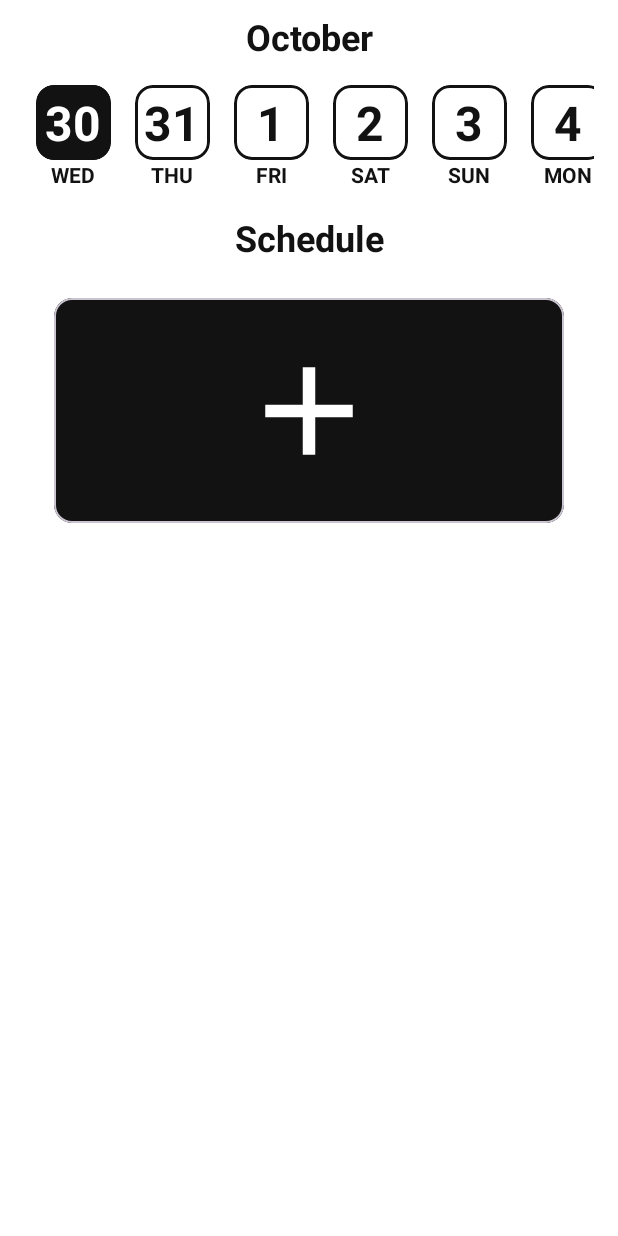
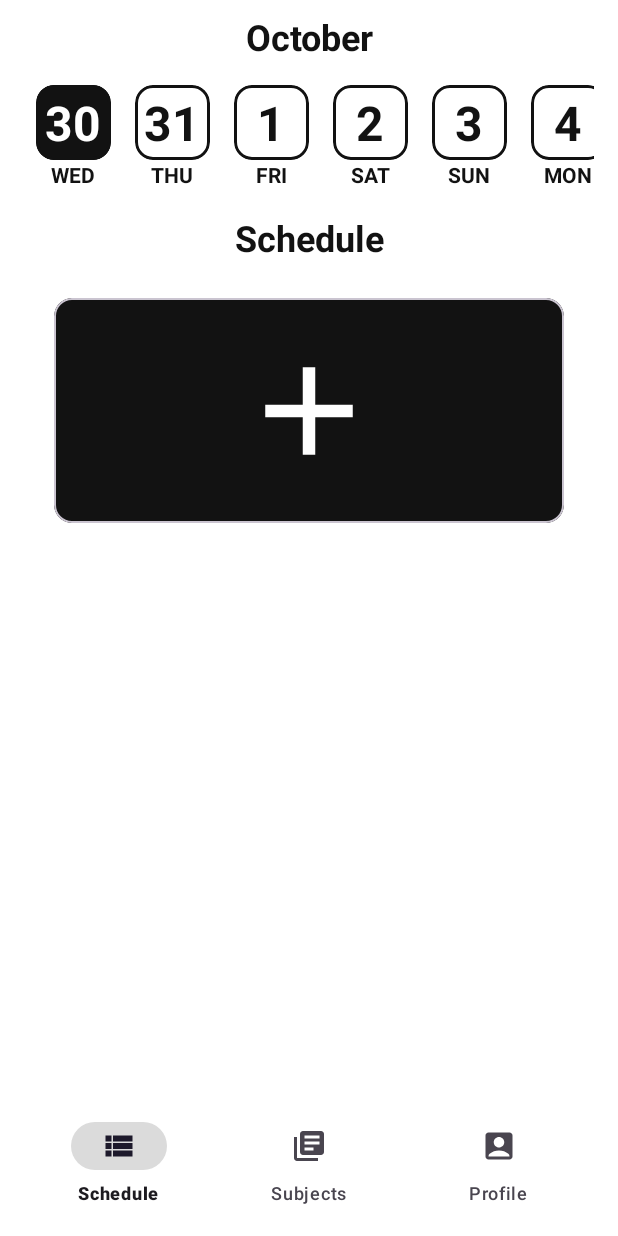
Before and after one commit to rbdmazur/AndroidAppSchedule, an Android app built with Jetpack Compose: the screen it shows after launch (MainActivity), after a tap on "Get Started!", on a phone screen of 412 x 824 dp. Run offline under Robolectric (Android 15) with nearby library versions, the phone set to English and light mode, and no system bars; our stand-ins replace Room's generated code, navigation-ui.

Commit message:
Bottom Navigation View was added

```diff
--- a/app/src/main/java/com/example/schedule/MainActivity.kt
+++ b/app/src/main/java/com/example/schedule/MainActivity.kt
@@ -5,10 +5,33 @@ import androidx.activity.enableEdgeToEdge
 import androidx.appcompat.app.AppCompatActivity
 import androidx.core.view.ViewCompat
 import androidx.core.view.WindowInsetsCompat
+import androidx.core.view.isVisible
+import androidx.navigation.fragment.NavHostFragment
+import androidx.navigation.ui.setupWithNavController
+import com.example.schedule.databinding.ActivityMainBinding
 
 class MainActivity : AppCompatActivity() {
+
+    private var _binding: ActivityMainBinding? = null
+    private val binding: ActivityMainBinding
+        get() = checkNotNull(_binding)
+
     override fun onCreate(savedInstanceState: Bundle?) {
         super.onCreate(savedInstanceState)
-        setContentView(R.layout.activity_main)
+        _binding = ActivityMainBinding.inflate(layoutInflater)
+
+        setContentView(binding.root)
+
+        val host =
+            supportFragmentManager.findFragmentById(R.id.nav_host_fragment_container) as NavHostFragment
+        val navController = host.navController
+
+        val navView = binding.bottomNavView
+
+        navView.setupWithNavController(navController)
+
+        navController.addOnDestinationChangedListener {_, _, arguments ->
+            navView.isVisible = arguments?.getBoolean("hideAppBar", false) != true
+        }
     }
 }
--- /dev/null
+++ b/app/src/main/res/drawable/nav_bar_corner.xml
@@ -0,0 +1,6 @@
+<?xml version="1.0" encoding="UTF-8"?>
+<shape xmlns:android="http://schemas.android.com/apk/res/android"
+    android:shape="rectangle" >
+    <solid android:color="@color/white" />
+    <corners android:radius="20dp" />
+</shape>
--- /dev/null
+++ b/app/src/main/res/drawable/profile_24.xml
@@ -0,0 +1,5 @@
+<vector xmlns:android="http://schemas.android.com/apk/res/android" android:autoMirrored="true" android:height="24dp" android:tint="#FEFEFE" android:viewportHeight="24" android:viewportWidth="24" android:width="24dp">
+
+    <path android:fillColor="@android:color/white" android:pathData="M19,3H5C3.9,3 3,3.9 3,5v14c0,1.1 0.9,2 2,2h14c1.1,0 2,-0.9 2,-2V5C21,3.9 20.1,3 19,3zM12,6c1.93,0 3.5,1.57 3.5,3.5c0,1.93 -1.57,3.5 -3.5,3.5s-3.5,-1.57 -3.5,-3.5C8.5,7.57 10.07,6 12,6zM19,19H5v-0.23c0,-0.62 0.28,-1.2 0.76,-1.58C7.47,15.82 9.64,15 12,15s4.53,0.82 6.24,2.19c0.48,0.38 0.76,0.97 0.76,1.58V19z"/>
+
+</vector>
--- /dev/null
+++ b/app/src/main/res/drawable/schedule_24.xml
@@ -0,0 +1,5 @@
+<vector xmlns:android="http://schemas.android.com/apk/res/android" android:autoMirrored="true" android:height="24dp" android:tint="#FEFEFE" android:viewportHeight="24" android:viewportWidth="24" android:width="24dp">
+
+    <path android:fillColor="@android:color/white" android:pathData="M3,14h4v-4H3V14zM3,19h4v-4H3V19zM3,9h4V5H3V9zM8,14h13v-4H8V14zM8,19h13v-4H8V19zM8,5v4h13V5H8z"/>
+
+</vector>
--- /dev/null
+++ b/app/src/main/res/drawable/subjects_24.xml
@@ -0,0 +1,5 @@
+<vector xmlns:android="http://schemas.android.com/apk/res/android" android:autoMirrored="true" android:height="24dp" android:tint="#FEFEFE" android:viewportHeight="24" android:viewportWidth="24" android:width="24dp">
+
+    <path android:fillColor="@android:color/white" android:pathData="M4,6L2,6v14c0,1.1 0.9,2 2,2h14v-2L4,20L4,6zM20,2L8,2c-1.1,0 -2,0.9 -2,2v12c0,1.1 0.9,2 2,2h12c1.1,0 2,-0.9 2,-2L22,4c0,-1.1 -0.9,-2 -2,-2zM19,11L9,11L9,9h10v2zM15,15L9,15v-2h6v2zM19,7L9,7L9,5h10v2z"/>
+
+</vector>
--- a/app/src/main/res/layout/activity_main.xml
+++ b/app/src/main/res/layout/activity_main.xml
@@ -1,12 +1,37 @@
 <?xml version="1.0" encoding="utf-8"?>
-<androidx.fragment.app.FragmentContainerView xmlns:android="http://schemas.android.com/apk/res/android"
+<androidx.constraintlayout.widget.ConstraintLayout xmlns:android="http://schemas.android.com/apk/res/android"
     xmlns:app="http://schemas.android.com/apk/res-auto"
     xmlns:tools="http://schemas.android.com/tools"
     android:id="@+id/main"
     android:layout_width="match_parent"
     android:layout_height="match_parent"
-    android:name="androidx.navigation.fragment.NavHostFragment"
-    app:defaultNavHost="true"
-    app:navGraph="@navigation/nav_graph"
-    tools:context=".MainActivity"/>
+    tools:context=".MainActivity">
+
+    <androidx.fragment.app.FragmentContainerView
+        android:id="@+id/nav_host_fragment_container"
+        android:name="androidx.navigation.fragment.NavHostFragment"
+        android:layout_width="match_parent"
+        android:layout_height="match_parent"
+        app:defaultNavHost="true"
+        app:layout_constraintBottom_toTopOf="@id/bottom_nav_view"
+        app:layout_constraintEnd_toEndOf="parent"
+        app:layout_constraintStart_toStartOf="parent"
+        app:layout_constraintTop_toTopOf="parent"
+        app:navGraph="@navigation/nav_graph" />
+
+    <com.google.android.material.bottomnavigation.BottomNavigationView
+        android:id="@+id/bottom_nav_view"
+        android:layout_width="0dp"
+        android:layout_height="wrap_content"
+        app:layout_constraintBottom_toBottomOf="parent"
+        app:layout_constraintEnd_toEndOf="parent"
+        app:layout_constraintStart_toStartOf="parent"
+        app:menu="@menu/bottom_nav_menu"
+        android:background="@drawable/nav_bar_corner"
+        android:layout_marginVertical="8dp"
+        android:layout_marginHorizontal="16dp"
+        app:itemRippleColor="@color/coal"
+        app:itemActiveIndicatorStyle="@style/ItemActiveIndicatorStyle"
+        android:elevation="10dp"/>
+</androidx.constraintlayout.widget.ConstraintLayout>
 <!--    android:name="androidx.navigation.fragment.NavHostFragment"-->
--- a/app/src/main/res/layout/fragment_profile.xml
+++ b/app/src/main/res/layout/fragment_profile.xml
@@ -17,11 +17,6 @@
             app:layout_constraintStart_toStartOf="parent"
             app:layout_constraintTop_toTopOf="parent" />
     </androidx.constraintlayout.widget.ConstraintLayout>
-    <View
-        android:layout_width="match_parent"
-        android:layout_height="1dp"
-        android:background="@color/coal"
-        android:layout_marginHorizontal="8dp"/>
     <TextView
         android:layout_width="match_parent"
         android:layout_height="wrap_content"
@@ -30,15 +25,11 @@
         android:textSize="24sp"
         android:textAlignment="center"
         android:layout_marginVertical="8dp"/>
-    <View
-        android:layout_width="match_parent"
-        android:layout_height="1dp"
-        android:background="@color/coal"
-        android:layout_marginHorizontal="8dp"/>
     <androidx.recyclerview.widget.RecyclerView
         android:id="@+id/schedules_list_recycler_view"
         android:layout_width="match_parent"
         android:layout_height="match_parent"
-        android:layout_marginTop="8dp"/>
+        android:layout_marginTop="8dp"
+        android:layout_marginHorizontal="8dp"/>
 
 </LinearLayout>
--- a/app/src/main/res/layout/fragment_subjects.xml
+++ b/app/src/main/res/layout/fragment_subjects.xml
@@ -12,21 +12,11 @@
         android:textAlignment="center"
         android:layout_marginVertical="8dp"
         android:textSize="24sp"/>
-    <View
-        android:layout_width="match_parent"
-        android:layout_height="2dp"
-        android:background="@color/coal"
-        android:layout_marginHorizontal="8dp"/>
     <androidx.recyclerview.widget.RecyclerView
         android:id="@+id/subjects_recycler_view"
         android:layout_width="match_parent"
         android:layout_height="wrap_content"
         android:layout_marginVertical="8dp"/>
-    <View
-        android:layout_width="match_parent"
-        android:layout_height="2dp"
-        android:background="@color/coal"
-        android:layout_marginHorizontal="8dp"/>
     <TextView
         android:layout_width="match_parent"
         android:layout_height="wrap_content"
@@ -35,6 +25,11 @@
         android:textSize="24sp"
         android:textAlignment="center"
         android:layout_marginVertical="8dp"/>
+<!--    <View-->
+<!--        android:layout_width="match_parent"-->
+<!--        android:layout_height="2dp"-->
+<!--        android:background="@color/coal"-->
+<!--        android:layout_marginHorizontal="8dp"/>-->
     <androidx.constraintlayout.widget.ConstraintLayout
         android:layout_width="match_parent"
         android:layout_height="match_parent"
--- a/app/src/main/res/layout/subject_card_item.xml
+++ b/app/src/main/res/layout/subject_card_item.xml
@@ -22,14 +22,12 @@
             android:id="@+id/subject_title_text_view"
             android:layout_width="match_parent"
             android:layout_height="match_parent"
-            android:textAlignment="inherit"
             tools:text="Fundamentals of intellectual property management"
             android:layout_marginEnd="32dp"
             android:paddingHorizontal="12dp"
             android:paddingVertical="16dp"
             android:textColor="@color/white"
-            android:textSize="12sp"
-            app:autoSizeTextType="uniform"/>
+            android:textSize="16sp"/>
 
     </com.google.android.material.card.MaterialCardView>
 
--- /dev/null
+++ b/app/src/main/res/menu/bottom_nav_menu.xml
@@ -0,0 +1,15 @@
+<?xml version="1.0" encoding="utf-8"?>
+<menu xmlns:android="http://schemas.android.com/apk/res/android">
+    <item
+        android:id="@+id/navigation_schedule"
+        android:title="@string/nav_menu_schedule"
+        android:icon="@drawable/schedule_24"/>
+    <item
+        android:id="@+id/navigation_subjects"
+        android:title="@string/nav_menu_subjects"
+        android:icon="@drawable/subjects_24"/>
+    <item
+        android:id="@+id/navigation_profile"
+        android:title="@string/nav_menu_profile"
+        android:icon="@drawable/profile_24"/>
+</menu>
--- a/app/src/main/res/navigation/nav_graph.xml
+++ b/app/src/main/res/navigation/nav_graph.xml
@@ -10,17 +10,23 @@
         android:name="com.example.schedule.startfragment.StartFragment"
         android:label="fragment_start"
         tools:layout="@layout/fragment_start" >
+        <argument
+            android:name="hideAppBar"
+            android:defaultValue="true"/>
         <action
             android:id="@+id/action_toEnter"
             app:destination="@id/enterFragment" />
         <action
             android:id="@+id/action_start_to_schedule"
-            app:destination="@id/scheduleFragment" />
+            app:destination="@id/navigation_schedule" />
     </fragment>
     <fragment
         android:id="@+id/enterFragment"
         android:name="com.example.schedule.auth.EnterFragment"
         android:label="EnterFragment" >
+        <argument
+            android:name="hideAppBar"
+            android:defaultValue="true"/>
         <action
             android:id="@+id/action_toLogUp"
             app:destination="@id/logUpFragment" />
@@ -32,6 +38,9 @@
         android:id="@+id/logUpFragment"
         android:name="com.example.schedule.auth.LogUpFragment"
         android:label="LogUpFragment" >
+        <argument
+            android:name="hideAppBar"
+            android:defaultValue="true"/>
         <action
             android:id="@+id/action_logUp_to_logIn"
             app:destination="@id/logInFragment" />
@@ -39,9 +48,13 @@
     <fragment
         android:id="@+id/logInFragment"
         android:name="com.example.schedule.auth.LogInFragment"
-        android:label="LogInFragment" />
+        android:label="LogInFragment" >
+        <argument
+            android:name="hideAppBar"
+            android:defaultValue="true"/>
+    </fragment>
     <fragment
-        android:id="@+id/scheduleFragment"
+        android:id="@+id/navigation_schedule"
         android:name="com.example.schedule.schedulefragment.ScheduleFragment"
         android:label="ScheduleFragment" >
         <action
@@ -50,6 +63,9 @@
         <action
             android:id="@+id/action_scheduleToAddSubjects"
             app:destination="@id/addSubjectsDialog" />
+        <action
+            android:id="@+id/action_scheduleFragment_to_subjectsFragment"
+            app:destination="@id/navigation_subjects" />
     </fragment>
     <dialog
         android:id="@+id/initScheduleDialog"
@@ -63,9 +79,12 @@
         android:id="@+id/createScheduleDialog"
         android:name="com.example.schedule.schedulefragment.createschedule.CreateScheduleFragment"
         android:label="CreateScheduleDialog" >
+        <argument
+            android:name="hideAppBar"
+            android:defaultValue="true"/>
         <action
             android:id="@+id/action_create_to_schedule"
-            app:destination="@id/scheduleFragment" />
+            app:destination="@id/navigation_schedule" />
         <argument
             android:name="scheduleId"
             app:argType="java.util.UUID" />
@@ -74,4 +93,16 @@
         android:id="@+id/addSubjectsDialog"
         android:name="com.example.schedule.schedulefragment.createschedule.AddSubjectsDialog"
         android:label="AddSubjectsDialog" />
+    <fragment
+        android:id="@+id/navigation_subjects"
+        android:name="com.example.schedule.subjectsfragment.SubjectsFragment"
+        android:label="SubjectsFragment" >
+        <action
+            android:id="@+id/action_subjectsFragment_to_profileFragment"
+            app:destination="@id/navigation_profile" />
+    </fragment>
+    <fragment
+        android:id="@+id/navigation_profile"
+        android:name="com.example.schedule.profilefragment.ProfileFragment"
+        android:label="ProfileFragment" />
 </navigation>
--- a/app/src/main/res/values/colors.xml
+++ b/app/src/main/res/values/colors.xml
@@ -3,4 +3,5 @@
     <color name="black">#FF000000</color>
     <color name="white">#FFFFFFFF</color>
     <color name="coal">#121212</color>
+    <color name="coal_alpha">#26121212</color>
 </resources>
--- a/app/src/main/res/values/strings.xml
+++ b/app/src/main/res/values/strings.xml
@@ -75,4 +75,8 @@
     <string name="subjects_add_reminder_button">Add reminder</string>
 
     <string name="profile_schedules">Your schedules</string>
+
+    <string name="nav_menu_schedule">Schedule</string>
+    <string name="nav_menu_subjects">Subjects</string>
+    <string name="nav_menu_profile">Profile</string>
 </resources>
--- a/app/src/main/res/values/styles.xml
+++ b/app/src/main/res/values/styles.xml
@@ -15,4 +15,8 @@
     <style name="ButtonStyle" parent="TextAppearance.AppCompat.Button">
         <item name="android:textSize">20sp</item>
     </style>
+
+    <style name="ItemActiveIndicatorStyle" parent="Widget.Material3.BottomNavigationView.ActiveIndicator">
+        <item name="android:color">@color/coal_alpha</item>
+    </style>
 </resources>
```
